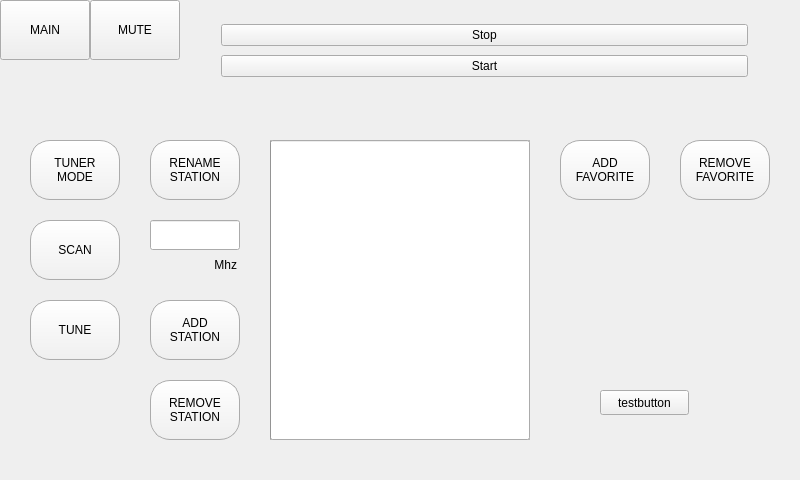
Above: dialog.ui from Vitalic66/DAB-FM-sundtek-api before the change. Below: the same form after it.
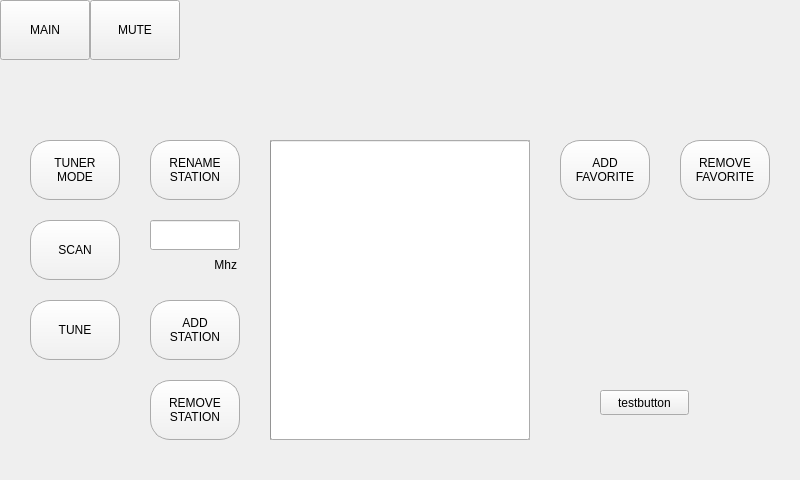
That is the form after the change.

```diff
--- a/dialog.ui
+++ b/dialog.ui
@@ -452,32 +452,6 @@
       <string/>
      </property>
     </widget>
-    <widget class="QWidget" name="layoutWidget">
-     <property name="geometry">
-      <rect>
-       <x>210</x>
-       <y>10</y>
-       <width>549</width>
-       <height>81</height>
-      </rect>
-     </property>
-     <layout class="QGridLayout" name="gridLayout">
-      <item row="0" column="0">
-       <widget class="QPushButton" name="btnStop">
-        <property name="text">
-         <string>Stop</string>
-        </property>
-       </widget>
-      </item>
-      <item row="1" column="0">
-       <widget class="QPushButton" name="btnStart">
-        <property name="text">
-         <string>Start</string>
-        </property>
-       </widget>
-      </item>
-     </layout>
-    </widget>
     <widget class="QPushButton" name="btn_testbutton">
      <property name="geometry">
       <rect>
```
